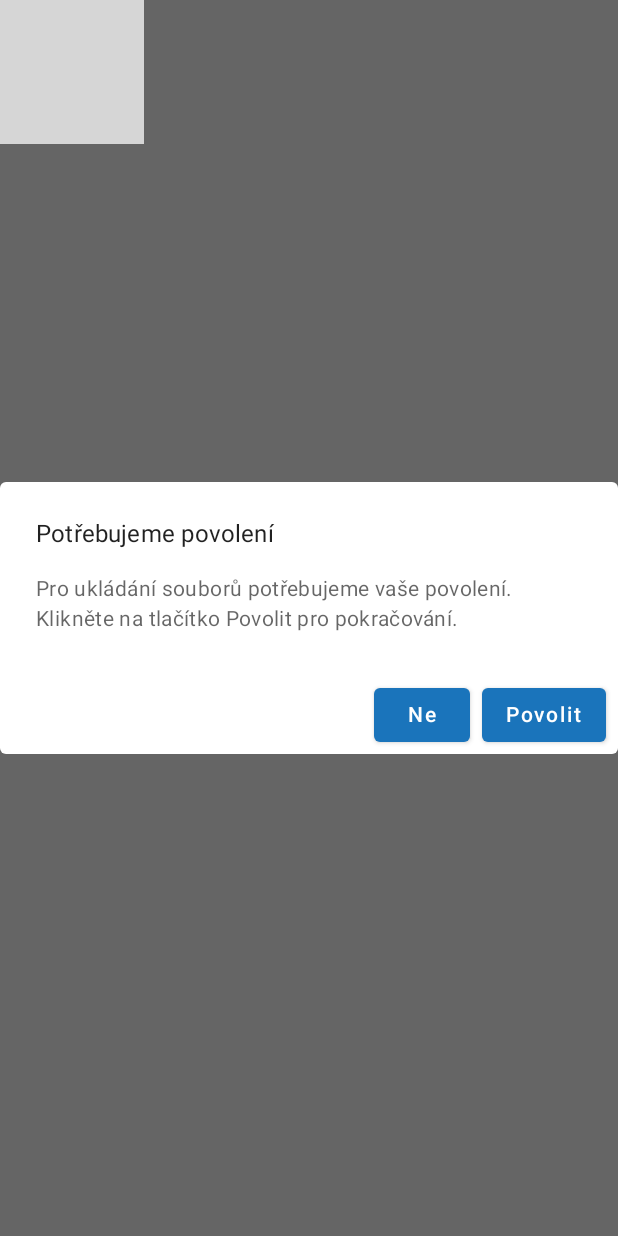
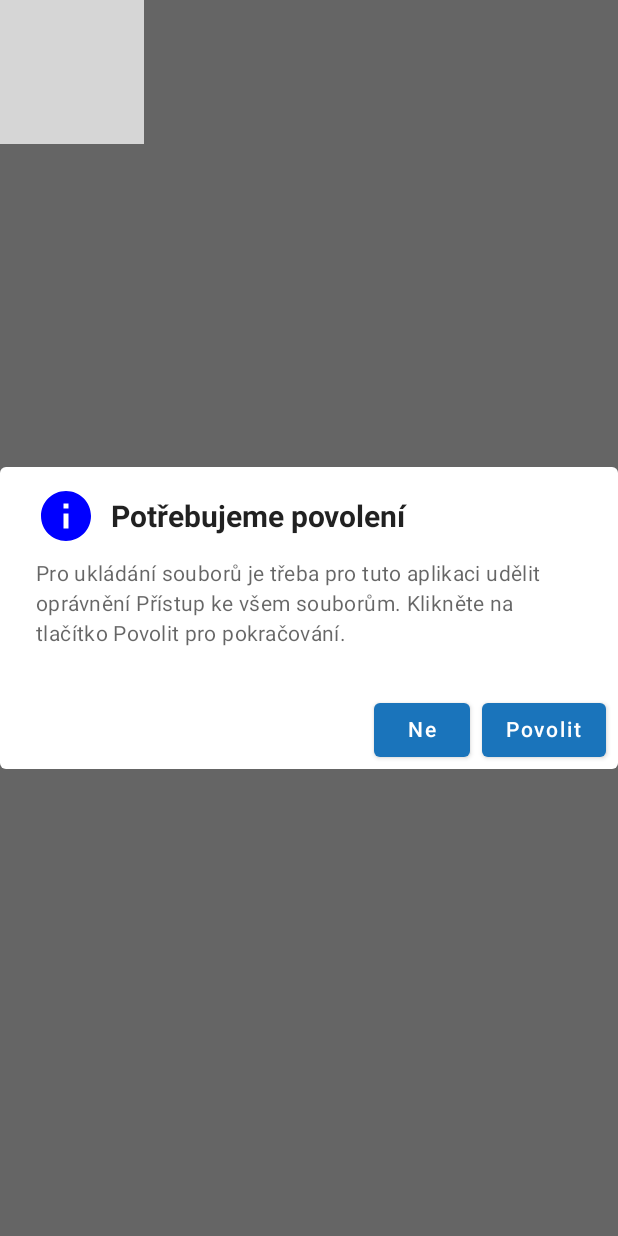
Before and after one commit to machy179/ObchodniRejstrikComposeJetpack, an Android app built with Jetpack Compose: the composable AlertDialogWrapper shown on its own in the app's theme, on a phone screen of 412 x 824 dp. Run offline under Robolectric (Android 15) with nearby library versions, the phone set to English and light mode, and no system bars; grey boxes are pictures that could not be loaded.

Commit message:
Zobrazení povolení vyřešeno-teď je rozjeté GPS hledání...

```diff
--- a/app/build.gradle
+++ b/app/build.gradle
@@ -68,4 +68,6 @@ dependencies {
     implementation "androidx.compose.material:material-icons-core:$compose_ui_version"
     implementation "androidx.compose.material:material-icons-extended:$compose_ui_version"
 
+    implementation 'com.google.android.gms:play-services-maps:17.0.0' //zjištění GPS souřadnic podle adresy
+
 }
--- a/app/src/main/java/com/machy1979/obchodnirejstrik/screens/components/CommonUi.kt
+++ b/app/src/main/java/com/machy1979/obchodnirejstrik/screens/components/CommonUi.kt
@@ -16,6 +16,9 @@ import androidx.compose.foundation.shape.CircleShape
 import androidx.compose.foundation.shape.RoundedCornerShape
 import androidx.compose.foundation.text.selection.SelectionContainer
 import androidx.compose.material.*
+import androidx.compose.material.icons.Icons
+import androidx.compose.material.icons.filled.Info
+import androidx.compose.material.icons.materialIcon
 import androidx.compose.runtime.Composable
 import androidx.compose.runtime.getValue
 import androidx.compose.runtime.mutableStateOf
@@ -26,12 +29,15 @@ import androidx.compose.ui.draw.rotate
 import androidx.compose.ui.draw.shadow
 import androidx.compose.ui.graphics.Brush
 import androidx.compose.ui.graphics.Color
+import androidx.compose.ui.graphics.vector.ImageVector
 import androidx.compose.ui.platform.LocalContext
 import androidx.compose.ui.platform.LocalUriHandler
+import androidx.compose.ui.text.TextStyle
 import androidx.compose.ui.text.font.FontWeight
 import androidx.compose.ui.text.style.TextAlign
 import androidx.compose.ui.unit.Dp
 import androidx.compose.ui.unit.dp
+import androidx.compose.ui.unit.sp
 import androidx.core.content.ContextCompat
 import com.machy1979.obchodnirejstrik.model.Firma
 import com.machy1979.obchodnirejstrik.model.Nace
@@ -57,6 +63,7 @@ fun VypisErrorHlasku(errorMessage: String) {
 
     }
 }
+
 @Composable
 fun Nacitani() {
     Box(
@@ -205,7 +212,6 @@ fun SeznamPolozekBezCard(nazevSeznamuPolozek: String, seznamPolozek: MutableList
 
     Spacer(modifier = Modifier.height(OdsazeniMensi))
 }
-
 
 @Composable
 fun SeznamOsob(nazevSeznamuOsob: String, seznamOsob: MutableList<Osoba>, dalsiTextSeznam: MutableList<String> =mutableListOf<String>()) {
@@ -424,9 +430,6 @@ fun SeznamOsobAFirem(nazevSeznamuOsobAFirem: String, seznamOsob: MutableList<Oso
     }
 }
 
-
-
-
 @Composable
 fun ObycPolozkaNadpisHodnota(nadpis: String, hodnota: String, spodniOdsazeni: Boolean) {
 
@@ -633,13 +636,37 @@ fun AlertDialogWrapper(
 
 ) {
     val context = LocalContext.current
-    val buttonStatePovolit = remember { mutableStateOf(onClickPovolit) } // je to potřeba ošetřit takhle, protože: AlertDialog se zobrazí asynchronně a tím pádem by se onClickPovolit s dalšími funkcemi v bloku nevykonal. Kdyby byl sám bez bloku, tak by to nebylo třeba.
+    val buttonStatePovolit = remember { mutableStateOf(onClickPovolit) }
+    // je to potřeba ošetřit takhle, protože: AlertDialog se zobrazí asynchronně a tím pádem by se onClickPovolit s dalšími funkcemi v bloku nevykonal. Kdyby byl sám bez bloku, tak by to nebylo třeba.
+    val icon = Icons.Default.Info
 
 
         AlertDialog(
             onDismissRequest = { onDismissFunction() }, // co se má stát, když dá uživatel zpět
-            title = { Text("Potřebujeme povolení") },
-            text = { Text("Pro ukládání souborů potřebujeme vaše povolení. Klikněte na tlačítko Povolit pro pokračování.") },
+            title = {
+                Row(
+                    verticalAlignment = Alignment.CenterVertically,
+                    modifier = Modifier.padding(0.dp)
+                ) {
+                    Icon(
+                        imageVector = icon,
+                        contentDescription = null, // Content description můžete nastavit dle potřeby
+                        tint = Color.Blue, // Barevná varianta ikony
+                        modifier = Modifier.size(40.dp)
+                    )
+                    Spacer(modifier = Modifier.width(10.dp))
+                    Text(
+                        text = "Potřebujeme povolení",
+                        style = TextStyle(
+                            fontWeight = FontWeight.Bold,
+                            fontSize = 20.sp
+                        )
+                    )
+                }
+            },
+          //  title = { Text("Potřebujeme povolení") },
+            text = { Text("Pro ukládání souborů je třeba pro tuto aplikaci udělit oprávnění Přístup ke všem souborům. Klikněte na tlačítko Povolit pro pokračování.") },
+
             confirmButton = {
                 Button(
                     onClick = {
--- a/app/src/main/java/com/machy1979/obchodnirejstrik/viewmodel/RZPViewModel.kt
+++ b/app/src/main/java/com/machy1979/obchodnirejstrik/viewmodel/RZPViewModel.kt
@@ -114,7 +114,7 @@ class RZPViewModel : ViewModel() {
 
         val file = StringToPdfConvector.convertToPdf(pdfFileName,context,null, companyDataFromRZP.value)
         if (file != null) {
-            Toast.makeText(context, "Soubor "+pdfFileName+" uložen v Downloads", Toast.LENGTH_SHORT).show()
+            Toast.makeText(context, "V Downloads uložen soubor "+pdfFileName, Toast.LENGTH_SHORT).show()
         } else {
             Toast.makeText(context,"Soubor se nepodařilo uložit", Toast.LENGTH_SHORT).show()
         }
```
Also changed, not shown: app/src/main/java/com/machy1979/obchodnirejstrik/ObchodniRejstrik.kt (+15 -9 lines), app/src/main/java/com/machy1979/obchodnirejstrik/functions/PermissionsChecker.kt (added, +31 -0 lines), app/src/main/java/com/machy1979/obchodnirejstrik/functions/RozparzovaniDatDotazOR.kt (+31 -5 lines), app/src/main/java/com/machy1979/obchodnirejstrik/functions/StringToPdfConvector.kt (+9 -45 lines), app/src/main/java/com/machy1979/obchodnirejstrik/viewmodel/ORViewModel.kt (+11 -42 lines).
